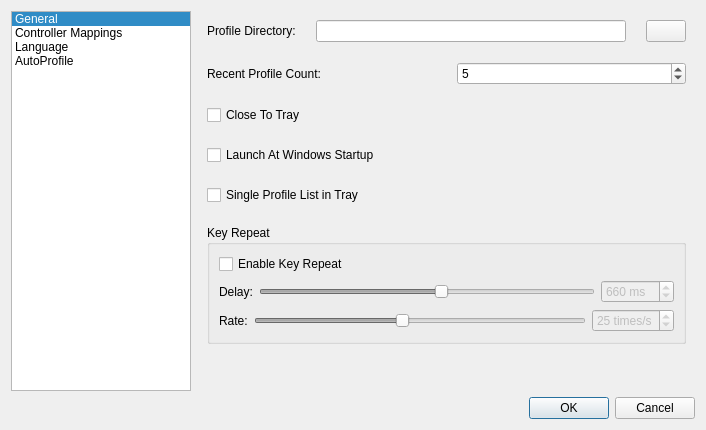
The window that src/mainsettingsdialog.ui (AntiMicroX/antimicrox) describes before a commit, drawn with Qt 5.
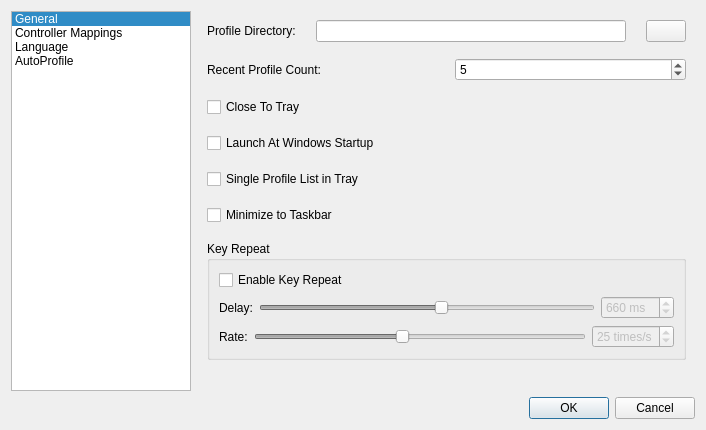
The same window after the commit. Icons and pictures are not drawn.

Commit message: Added minimize to taskbar option.

Patch:
```diff
--- a/src/mainsettingsdialog.ui
+++ b/src/mainsettingsdialog.ui
@@ -87,7 +87,7 @@
        <widget class="QWidget" name="General">
         <layout class="QVBoxLayout" name="verticalLayout_3">
          <property name="spacing">
-          <number>20</number>
+          <number>16</number>
          </property>
          <property name="leftMargin">
           <number>10</number>
@@ -194,6 +194,18 @@
            </property>
           </widget>
          </item>
+         <item>
+          <widget class="QCheckBox" name="minimizeTaskbarCheckBox">
+           <property name="toolTip">
+            <string>Have the program minimize to the taskbar.
+By default, the program minimizes to the system
+tray if available.</string>
+           </property>
+           <property name="text">
+            <string>Minimize to Taskbar</string>
+           </property>
+          </widget>
+         </item>
          <item>
           <widget class="QGroupBox" name="keyRepeatGroupBox">
            <property name="title">
```
The commit also changes 2 other files.
